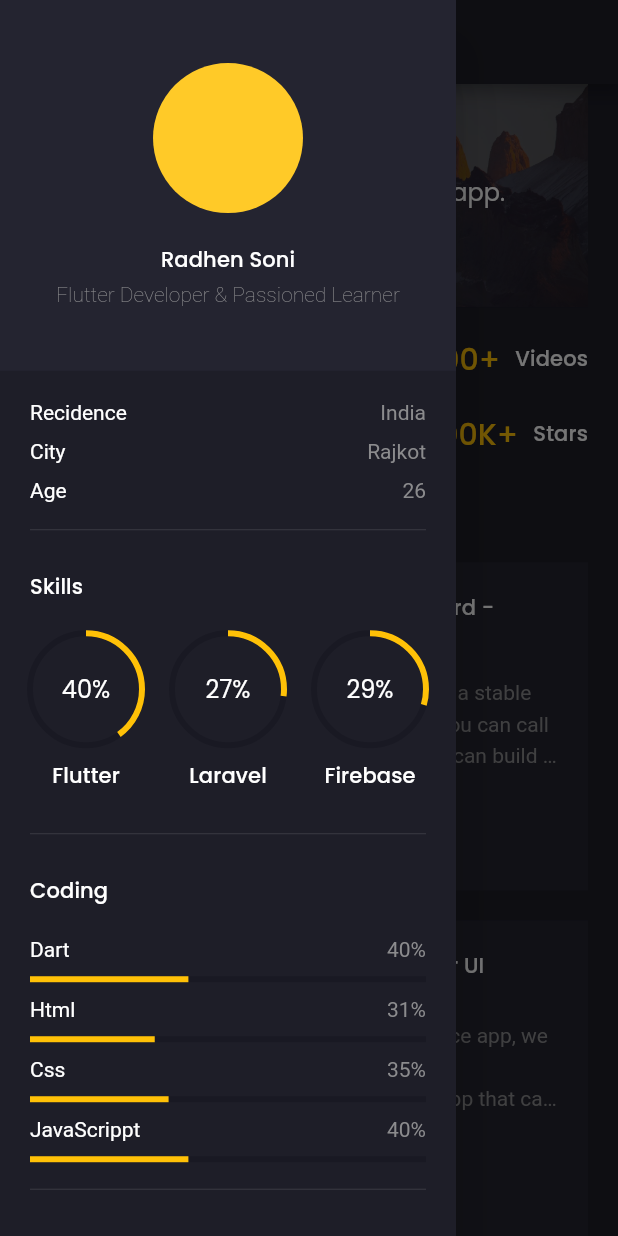
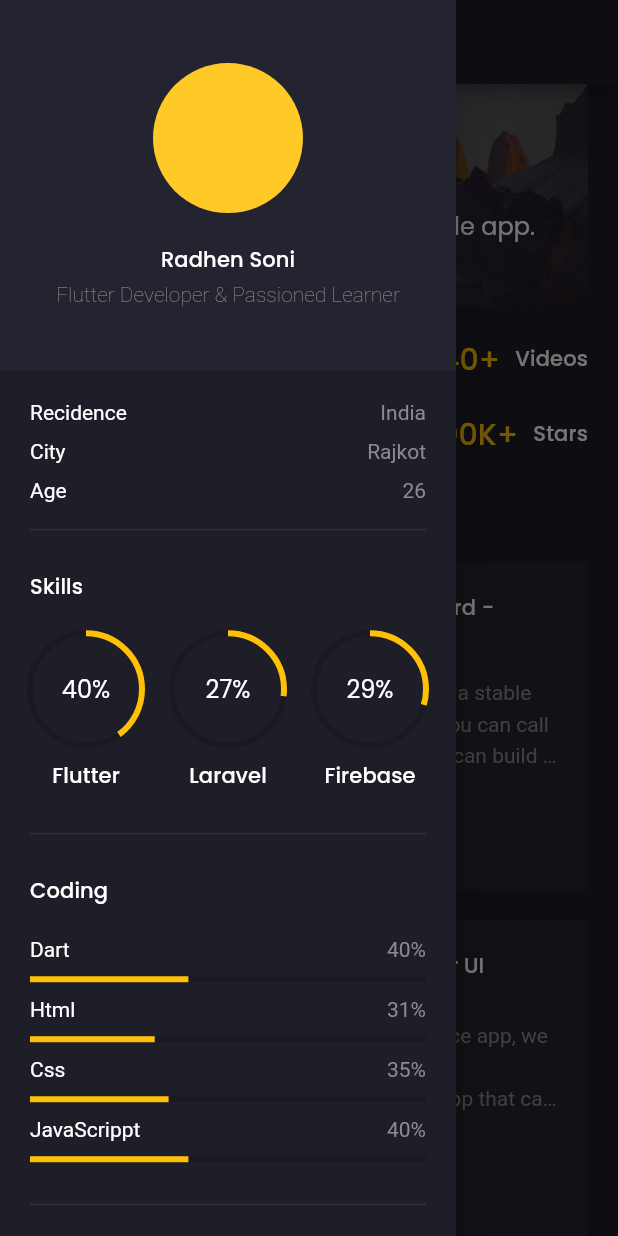
Before and after one commit to radhensoni/portfolio, a Flutter app: the screen it shows after launch, with the side drawer open, on a phone screen of 412 x 824 dp. Run offline on Flutter 3.47's test engine with Material 2 defaults, Android fonts, the phone set to English and light mode, and no system bars; drawn by our look-alikes of animated_text_kit; our stand-ins replace flutter_svg, google_fonts.

Commit message:
fix some errors, add margin & padding.

```diff
--- a/lib/components/animated_counter.dart
+++ b/lib/components/animated_counter.dart
@@ -11,7 +11,7 @@
   @override
   Widget build(BuildContext context) {
     return TweenAnimationBuilder(
-      tween: IntTween(begin: 0, end: 100),
+      tween: IntTween(begin: 0, end: value),
       duration: defaultDuration,
       builder: (context, value, child) => Text(
         "$value$text",
--- a/lib/main.dart
+++ b/lib/main.dart
@@ -12,7 +12,7 @@
   @override
   Widget build(BuildContext context) {
     return MaterialApp(
-      title: 'Flutter Demo',
+      title: 'Portfolio',
       theme: ThemeData.dark().copyWith(
         primaryColor: primaryColor,
         scaffoldBackgroundColor: bgColor,
--- a/lib/screens/home/components/home_banner.dart
+++ b/lib/screens/home/components/home_banner.dart
@@ -22,8 +22,11 @@
           Container(
             color: darkColor.withOpacity(0.66),
           ),
-          Column(
+          Padding(
+            padding: const EdgeInsets.symmetric(horizontal: defaultPadding),
+            child: Column(
               crossAxisAlignment: CrossAxisAlignment.start,
+              mainAxisAlignment: MainAxisAlignment.center,
               children: [
                 Text(
                   "Discover my Amazing\nArt space!",
@@ -54,6 +57,7 @@
                         style: TextStyle(color: darkColor)),
                   )
               ],
+            ),
           )
         ],
       ),
--- a/lib/screens/home/components/project_card.dart
+++ b/lib/screens/home/components/project_card.dart
@@ -28,11 +28,13 @@
         ),
         const Spacer(),
         TextButton(
-            onPressed: () {},
-            child: const Text(
-              "Read More>>",
-              style: TextStyle(color: primaryColor),
-            ))
+          onPressed: () {},
+          style: TextButton.styleFrom(padding: EdgeInsets.zero),
+          child: const Text(
+            "Read More >>",
+            style: TextStyle(color: primaryColor),
+          ),
+        )
       ]),
     );
   }
--- a/lib/screens/main/components/coding.dart
+++ b/lib/screens/main/components/coding.dart
@@ -6,7 +6,9 @@
   const Coding({Key? key}) : super(key: key);
   @override
   Widget build(BuildContext context) {
-    return Column(
+    return Padding(
+      padding: const EdgeInsets.only(bottom: defaultPadding / 2),
+      child: Column(
         crossAxisAlignment: CrossAxisAlignment.start,
         children: [
           const Divider(),
@@ -34,6 +36,7 @@
             percentage: 0.8,
           )
         ],
+      ),
     );
   }
 }
--- a/lib/screens/main/components/knowledge_text.dart
+++ b/lib/screens/main/components/knowledge_text.dart
@@ -8,7 +8,9 @@
   final String lable;
   @override
   Widget build(BuildContext context) {
-    return Row(
+    return Padding(
+      padding: const EdgeInsets.only(bottom: defaultPadding / 2),
+      child: Row(
         children: [
           SvgPicture.asset("assets/icons/check.svg"),
           const SizedBox(
@@ -16,6 +18,7 @@
           ),
           Text(lable)
         ],
+      ),
     );
   }
 }
```
Also changed, not shown: pubspec.lock, 1 other file. Lines whose indentation alone changed are shown as unchanged.
